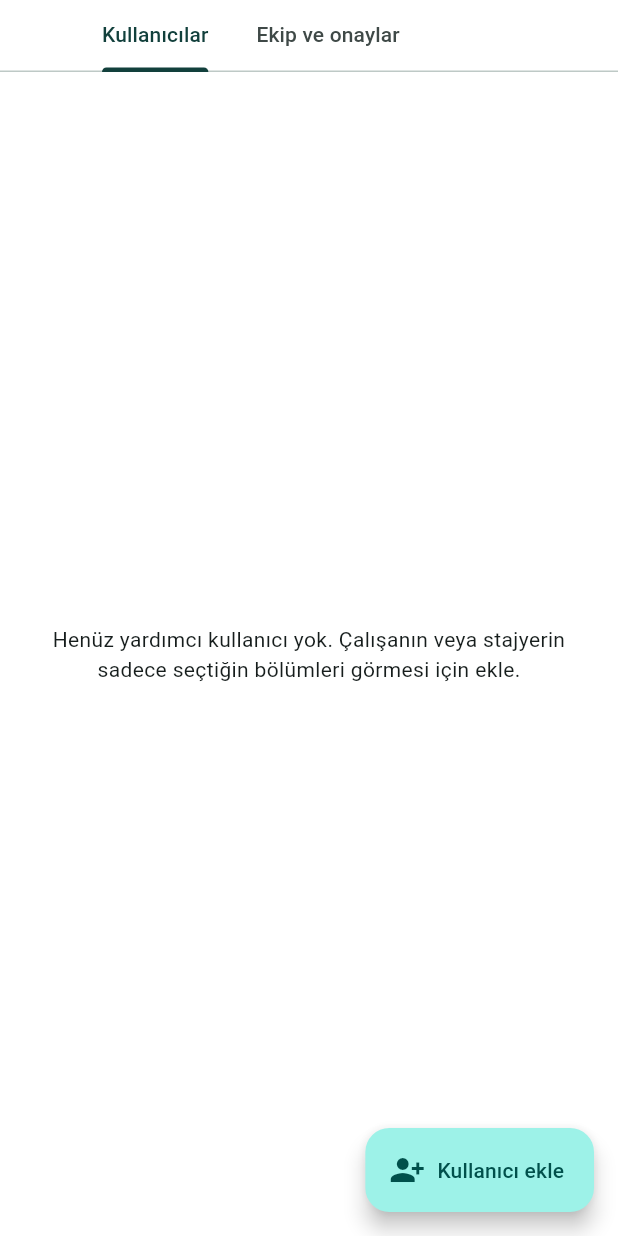
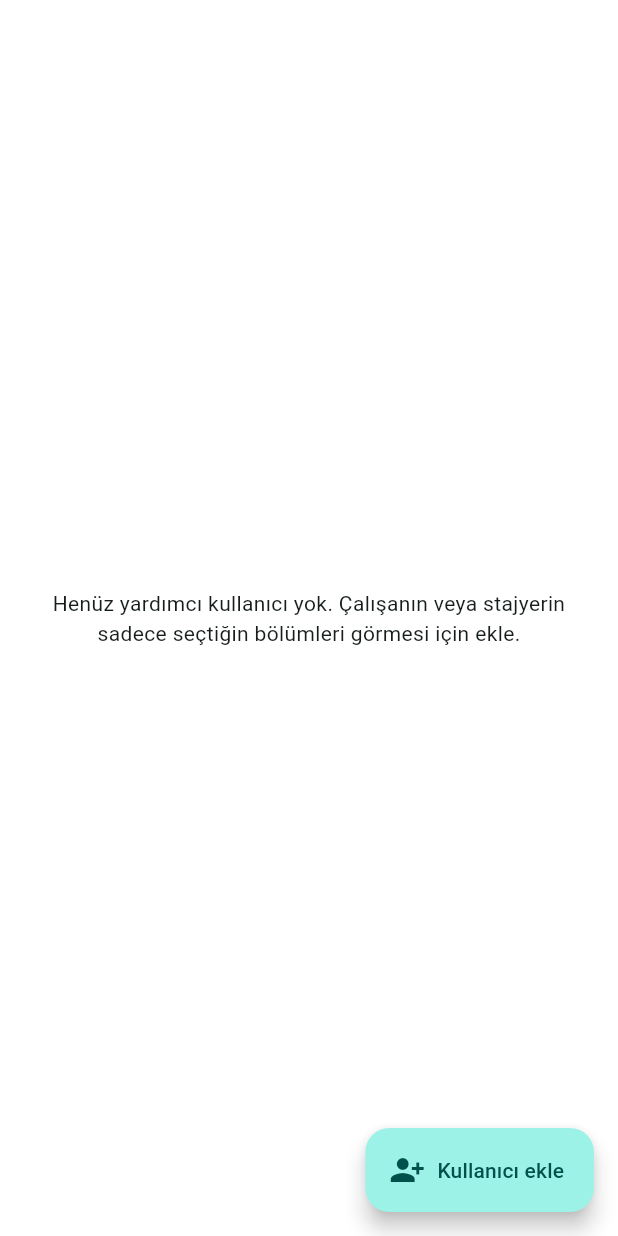
Before and after one commit to erkanucar21/muhasebe-portali, a Flutter app: the KullanicilarSayfasi screen opened directly, on a phone screen of 412 x 824 dp. Run offline on Flutter 3.47's test engine with Material 3 defaults, Android fonts, the light colour scheme and no system bars; our stand-ins replace file_picker, pdf, printing, qr_flutter, share_plus, supabase_flutter; missing offline and left inert: file_saver, syncfusion_flutter_pdf; accounts and stored records are empty.

Commit message:
kontrol duzeltmesi

```diff
--- a/lib/kullanicilar.dart
+++ b/lib/kullanicilar.dart
@@ -7,7 +7,6 @@ import 'ayarlar.dart';
 import 'hesap_islem.dart';
 import 'firmalar.dart';
 import 'main.dart';
-import 'ekip.dart';
 
 class KullanicilarSayfasi extends StatefulWidget {
   const KullanicilarSayfasi({super.key});
@@ -228,16 +227,6 @@ class _KullanicilarSayfasiState extends State<KullanicilarSayfasi> {
 
   @override
   Widget build(BuildContext context) {
-    return DefaultTabController(
-      length: 2,
-      child: Column(children: [
-        const TabBar(isScrollable: true, tabs: [Tab(text: 'Kullanıcılar'), Tab(text: 'Ekip ve onaylar')]),
-        Expanded(child: TabBarView(children: [_kullaniciListesi(), const EkipSayfasi(yonetici: true)])),
-      ]),
-    );
-  }
-
-  Widget _kullaniciListesi() {
     return Scaffold(
       backgroundColor: Colors.transparent,
       floatingActionButton: FloatingActionButton.extended(
--- a/lib/vergi_hesap.dart
+++ b/lib/vergi_hesap.dart
@@ -2194,7 +2194,7 @@ class _VergiHesapSayfasiState extends State<VergiHesapSayfasi> {
         if (istisna > 0) ('Yıllık istisna tutarı', '-${tl(istisna > kazanc ? (kazanc > 0 ? kazanc : 0) : istisna)}'),
         ('Vergiye tabi matrah', tl(muaf || kazanc <= 0 ? 0 : matrah)),
         if (diger > 0) ('Diğer gelirlerin matrahı (tarife başlangıcı)', tl(diger)),
-        if (muaf) ('Elde tutma süresi girilen süreyi (${_yz(sure!)} yıl) doldurduğu için vergi dışı görünüyor', ''),
+        if (muaf) ('Elde tutma süresi girilen süreyi (${_yz(sure)} yıl) doldurduğu için vergi dışı görünüyor', ''),
         ('>Hesaplanan gelir vergisi', tl(vergi)),
       ], 'deger_artis_kazanci_$_daYil', 'Değer artış kazancı $_daYil');
     }
```
Also changed, not shown: 1 other file.
